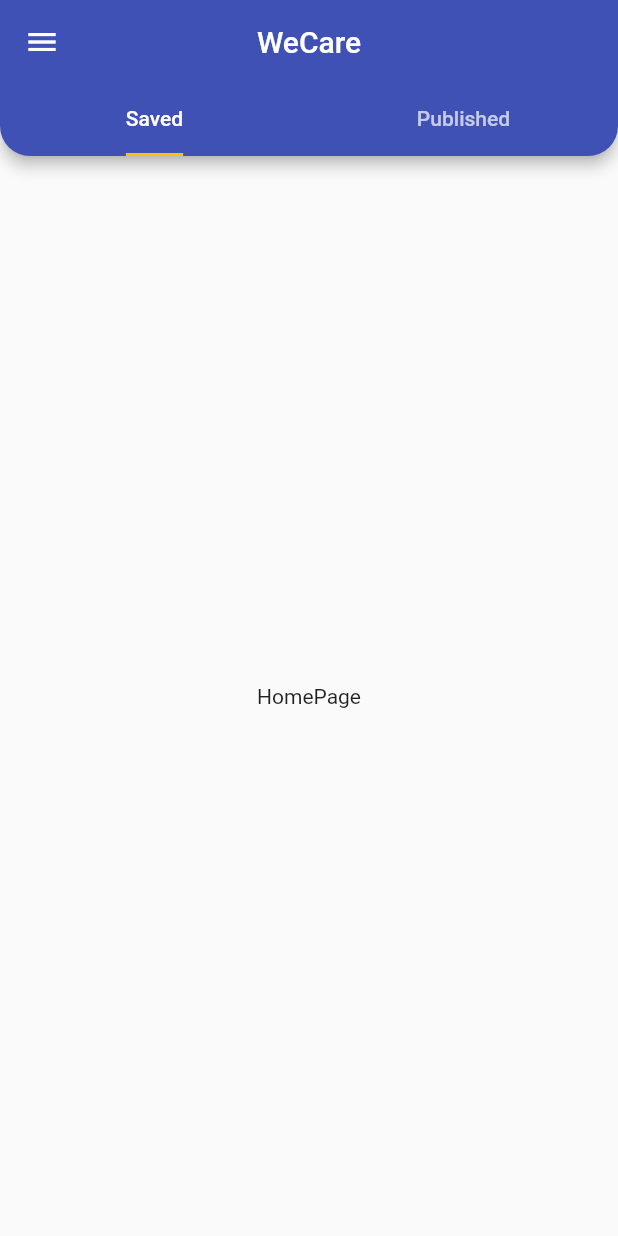
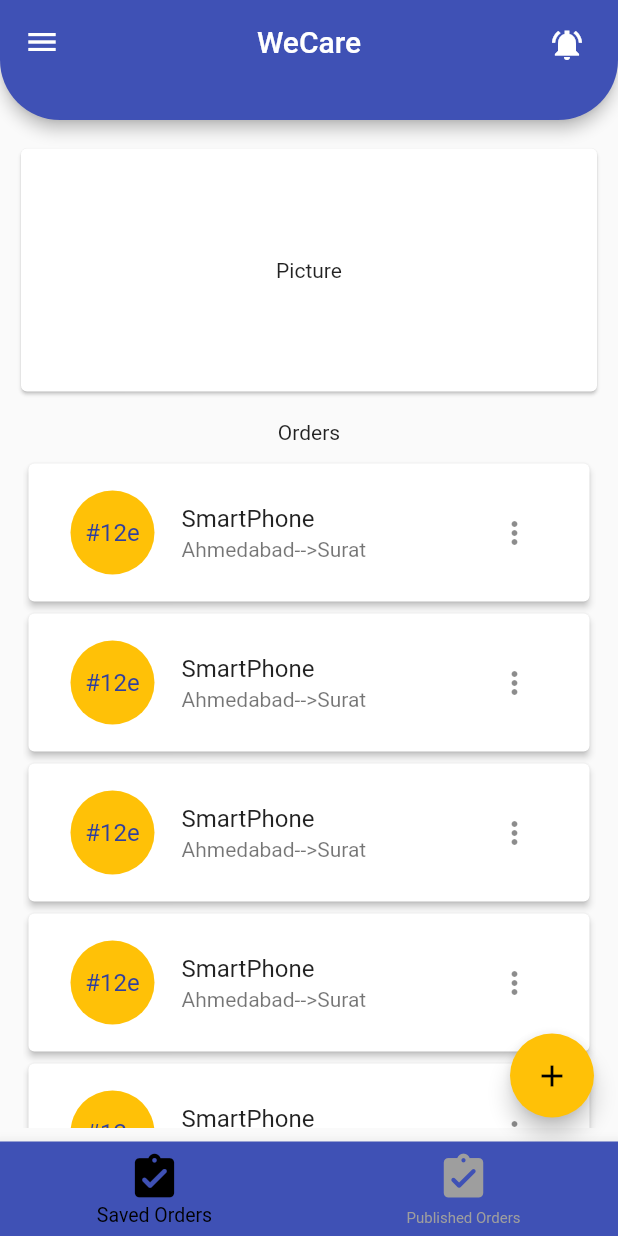
Before and after one commit to zipArk99/WeCareLogistics-flutter, a Flutter app: the SenderTabs screen opened by its route, on a phone screen of 412 x 824 dp. Run offline on Flutter 3.47's test engine with Material 2 defaults, Android fonts, the phone set to English and light mode, and no system bars.

Commit message:
zipArk99/ sender create order screen added

```diff
--- a/lib/main.dart
+++ b/lib/main.dart
@@ -1,6 +1,7 @@
 import 'package:flutter/material.dart';
 import 'package:wecare_logistics/screens/login_screen.dart';
 import 'package:wecare_logistics/screens/role_choice_screen.dart';
+import 'package:wecare_logistics/screens/sender%20screen/create_order_screen.dart';
 import 'package:wecare_logistics/screens/sender%20screen/sender_homepage_tab.dart';
 import 'package:wecare_logistics/screens/sender%20screen/sender_tabs.dart';
 import 'package:wecare_logistics/screens/signup_screen.dart';
@@ -24,6 +25,8 @@ class MyApp extends StatelessWidget {
         SenderHomePageScreen.senderHomePageScreenRoute: (contx) =>
             SenderHomePageScreen(),
         SenderTabs.senderTabsRoute: (contx) => SenderTabs(),
+        CreateOrderScreen.createOrderScreenRoute: (contx) =>
+            CreateOrderScreen(),
       },
     );
   }
--- /dev/null
+++ b/lib/models/order_model.dart
@@ -0,0 +1,41 @@
+import 'package:flutter/cupertino.dart';
+
+class Order {
+  final String orderId;
+  final String orderTitle;
+  final String productCategory;
+  final int productQuantity;
+  final double productPrice;
+  final double orderLendth;
+  final double orderBreadth;
+  final double orderHeight;
+  final double orderWeight;
+  final DateTime expectedDelivery;
+  final String pickUpLocation;
+  final String reciverName;
+  final String dropLocation;
+  final int pinCode;
+  bool published;
+
+  Order({
+    required this.orderId,
+    required this.orderTitle,
+    required this.productCategory,
+    required this.productQuantity,
+    required this.productPrice,
+    required this.orderLendth,
+    required this.orderBreadth,
+    required this.orderHeight,
+    required this.orderWeight,
+    required this.expectedDelivery,
+    required this.pickUpLocation,
+    required this.reciverName,
+    required this.dropLocation,
+    required this.pinCode,
+    this.published = false,
+  });
+}
+
+class OrdersProvider with ChangeNotifier {
+  List<Order> ordersList = [];
+}
--- a/lib/screens/role_choice_screen.dart
+++ b/lib/screens/role_choice_screen.dart
@@ -1,5 +1,5 @@
 import 'package:flutter/material.dart';
-import 'package:wecare_logistics/screens/sender%20screen/sender_homepage_tab.dart';
+
 import 'package:wecare_logistics/screens/sender%20screen/sender_tabs.dart';
 
 class RoleChoiceScreen extends StatelessWidget {
--- a/lib/screens/sender screen/sender_homepage_tab.dart
+++ b/lib/screens/sender screen/sender_homepage_tab.dart
@@ -1,13 +1,53 @@
 import 'package:flutter/material.dart';
-import 'package:wecare_logistics/drawer/drawer_screen.dart';
+import 'package:provider/provider.dart';
+
+import 'package:wecare_logistics/models/order_model.dart';
+import 'package:wecare_logistics/screens/sender%20screen/create_order_screen.dart';
+import 'package:wecare_logistics/widgets/order_widget.dart';
 
 class SenderHomePageScreen extends StatelessWidget {
   static const String senderHomePageScreenRoute = "/SenderHomePageScreenRoute";
   @override
   Widget build(BuildContext contx) {
-    return Scaffold(
-      body: Center(
-        child: Text("HomePage"),
+    /*  OrdersProvider p1 = new OrdersProvider(); */
+    return ChangeNotifierProvider<OrdersProvider>(
+      create: (contx) {
+        return OrdersProvider();
+      },
+      child: Scaffold(
+        body: Column(
+          children: [
+            Container(
+              padding: EdgeInsets.symmetric(horizontal: 10, vertical: 15),
+              height: 200,
+              child: Card(
+                child: Center(
+                  child: Text("Picture"),
+                ),
+              ),
+            ),
+            Text("Orders"),
+            Expanded(
+              child: Container(
+                margin: EdgeInsets.all(5),
+                padding: EdgeInsets.symmetric(horizontal: 10, vertical: 4),
+                child: ListView.builder(
+                  itemBuilder: (contx, index) {
+                    return OrdersWidget();
+                  },
+                  itemCount: 5,
+                ),
+              ),
+            ),
+          ],
+        ),
+        floatingActionButton: FloatingActionButton(
+          onPressed: () {
+            Navigator.of(contx)
+                .pushNamed(CreateOrderScreen.createOrderScreenRoute);
+          },
+          child: Icon(Icons.add),
+        ),
       ),
     );
   }
--- a/lib/screens/sender screen/sender_publishedOrder_tab.dart
+++ b/lib/screens/sender screen/sender_publishedOrder_tab.dart
@@ -1,5 +1,4 @@
 import 'package:flutter/material.dart';
-import 'package:wecare_logistics/drawer/drawer_screen.dart';
 
 class PublishedOrderTab extends StatelessWidget {
   @override
--- a/lib/screens/sender screen/sender_tabs.dart
+++ b/lib/screens/sender screen/sender_tabs.dart
@@ -3,35 +3,72 @@ import 'package:wecare_logistics/drawer/drawer_screen.dart';
 import 'package:wecare_logistics/screens/sender%20screen/sender_homepage_tab.dart';
 import 'package:wecare_logistics/screens/sender%20screen/sender_publishedOrder_tab.dart';
 
-class SenderTabs extends StatelessWidget {
+class SenderTabs extends StatefulWidget {
   static const senderTabsRoute = "/SenderTabsRoute";
+
+  @override
+  _SenderTabsState createState() => _SenderTabsState();
+}
+
+class _SenderTabsState extends State<SenderTabs> {
+  var _tabs = [
+    SenderHomePageScreen(),
+    PublishedOrderTab(),
+  ];
+
+  var _selectedIndex = 0;
+
+  void onTabTap(int index) {
+    setState(() {
+      _selectedIndex = index;
+    });
+  }
+
   @override
   Widget build(BuildContext contx) {
     return DefaultTabController(
       length: 2,
       child: Scaffold(
         drawer: DrawerScreen(),
-        appBar: AppBar(
-          centerTitle: true,
-          shape: RoundedRectangleBorder(
-            borderRadius: BorderRadius.only(
-              bottomRight: Radius.circular(20),
-              bottomLeft: Radius.circular(20),
+        appBar: PreferredSize(
+          preferredSize: Size.fromHeight(80),
+          child: AppBar(
+            centerTitle: true,
+            shape: RoundedRectangleBorder(
+              borderRadius: BorderRadius.only(
+                bottomRight: Radius.circular(40),
+                bottomLeft: Radius.circular(40),
+              ),
             ),
-          ),
-          title: Text("WeCare"),
-          bottom: TabBar(
-            indicatorSize: TabBarIndicatorSize.values[1],
-            tabs: [
-              Tab(child: Text("Saved")),
-              Tab(child: Text("Published")),
+            title: Text("WeCare"),
+            actions: [
+              Padding(
+                padding: const EdgeInsets.all(10),
+                child: IconButton(
+                    onPressed: () {}, icon: Icon(Icons.notifications_on_sharp)),
+              )
             ],
           ),
         ),
-        body: TabBarView(
-          children: [
-            SenderHomePageScreen(),
-            PublishedOrderTab(),
+        body: _tabs[_selectedIndex],
+        bottomNavigationBar: BottomNavigationBar(
+          unselectedItemColor: Colors.grey,
+          selectedItemColor: Colors.black,
+          iconSize: 35,
+          selectedFontSize: 13,
+          unselectedFontSize: 10,
+          backgroundColor: Theme.of(contx).primaryColor,
+          currentIndex: _selectedIndex,
+          onTap: onTabTap,
+          items: [
+            BottomNavigationBarItem(
+              label: "Saved Orders",
+              icon: Icon(Icons.assignment_turned_in_rounded),
+            ),
+            BottomNavigationBarItem(
+              label: "Published Orders",
+              icon: Icon(Icons.assignment_turned_in_rounded),
+            )
           ],
         ),
       ),
--- a/lib/screens/sender screen/tempCodeRunnerFile.dart
+++ /dev/null
@@ -1,6 +0,0 @@
-abBar(
-          tabs: [
-            Tab(child: Text("Saved")),
-            Tab(child: Text("Published")),
-          ],
-        ),
--- /dev/null
+++ b/lib/widgets/order_widget.dart
@@ -0,0 +1,26 @@
+import 'package:flutter/material.dart';
+
+class OrdersWidget extends StatelessWidget {
+  @override
+  Widget build(BuildContext contx) {
+    return Card(
+      elevation: 2,
+      child: Padding(
+        padding: const EdgeInsets.all(10),
+        child: ListTile(
+          leading: CircleAvatar(
+            backgroundColor: Colors.amber,
+            radius: 30,
+            child: Text("#12e"),
+          ),
+          title: Text("SmartPhone"),
+          subtitle: Text("Ahmedabad-->Surat"),
+          trailing: IconButton(
+            onPressed: () {},
+            icon: Icon(Icons.more_vert),
+          ),
+        ),
+      ),
+    );
+  }
+}
```
Also changed, not shown: lib/screens/sender screen/create_order_screen.dart (added, +171 -0 lines).
